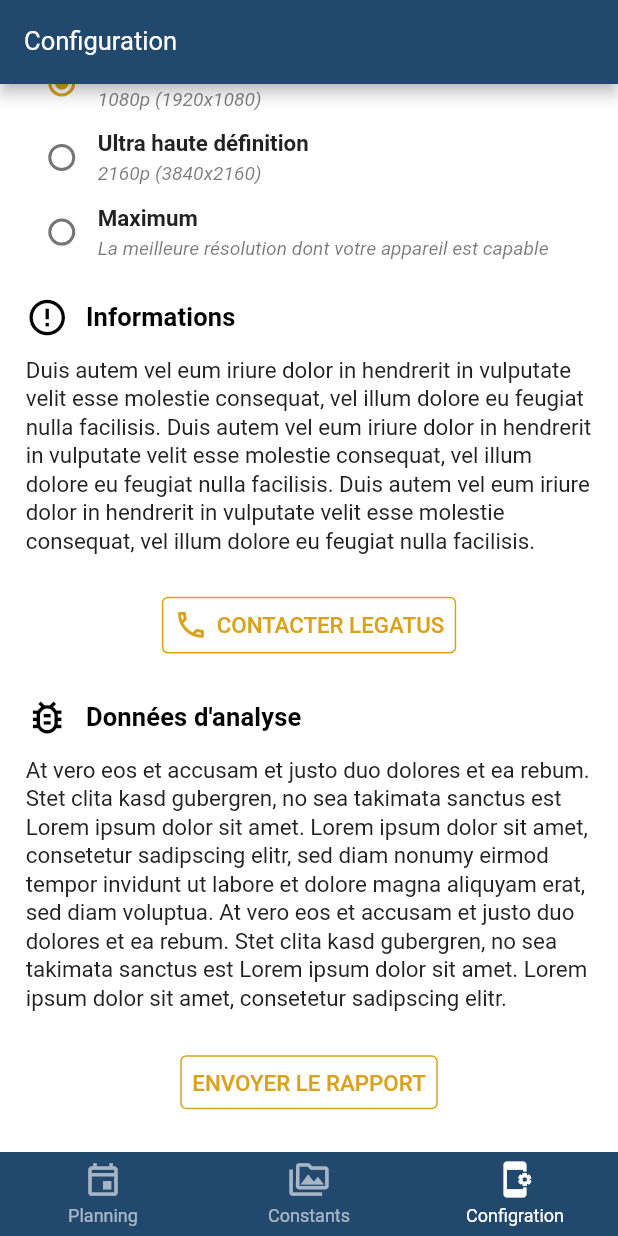
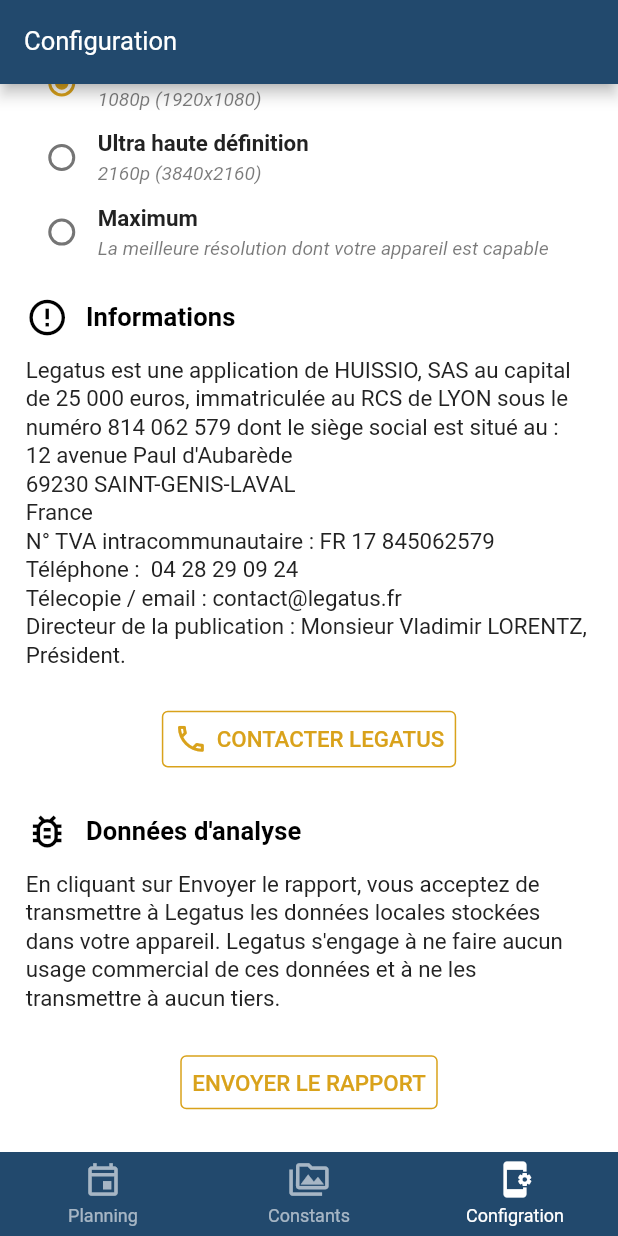
Before and after one commit to jason-moore92/2021-10-legatusapp, a Flutter app: the screen it shows after launch, item 3 of the bottom bar chosen, scrolled down 1489 dp, on a phone screen of 412 x 824 dp. Run offline on Flutter 3.47's test engine with Material 2 defaults, Android fonts, the light colour scheme and no system bars; drawn by our look-alikes of persistent_bottom_nav_bar; our stand-ins replace audioplayers, camera, device_info, easy_localization, equatable, extended_image and 15 more; missing offline and left inert: date_time_format, flutter_sound, http_interceptor, json_diff; accounts and stored records are empty.

Commit message:
2021-08-17

```diff
--- a/lib/ApiDataProviders/journal_api_provider.dart
+++ b/lib/ApiDataProviders/journal_api_provider.dart
@@ -13,13 +13,15 @@
 
     try {
       String url = AppConfig.apiBaseUrl + apiUrl;
+      var data = localMediaModel!.toJson();
+      print(data);
 
       var response = await http.post(
         Uri.parse(url),
         headers: {
           'Content-Type': 'application/json',
         },
-        body: json.encode({"email": email, "local_report": localMediaModel!.toJson()}),
+        body: json.encode({"email": email, "local_report": localMediaModel.toJson()}),
       );
       if (response.statusCode == 200) {
         return {
--- a/lib/ApiDataProviders/local_report_api_provider.dart
+++ b/lib/ApiDataProviders/local_report_api_provider.dart
@@ -112,7 +112,10 @@
             mediaModel.rank = i + 1;
           }
 
-          if (orderList.isNotEmpty && orderList.last["type"] == mediaModel.type && mediaModel.type == MediaType.picture) {
+          if (orderList.isNotEmpty &&
+              orderList.last["type"] == mediaModel.type &&
+              mediaModel.type == MediaType.picture &&
+              orderList.last["ranks"].length < 3) {
             orderList.last["ranks"].add(mediaModel.rank);
           } else {
             orderList.add({
--- a/lib/Assets/Langs/fr.json
+++ b/lib/Assets/Langs/fr.json
@@ -141,7 +141,7 @@
     "recipient_phone": "Mobile",
     "save": "Enregistrer",
     "createSuccess": "Constat créé avec succès",
-    "updateSuccess": "Rapport mis à jour avec succès",
+    "updateSuccess": "Constat mis à jour avec succès",
     "uploading": "Téléversement en cours..."
   },
   "LocalReportWidgetString": {
--- a/lib/Models/media_model.dart
+++ b/lib/Models/media_model.dart
@@ -19,6 +19,7 @@
   String? ext;
   int? size;
   String? path;
+  String? thumPath;
   int? duration;
   String? content;
   String? latitude;
@@ -36,6 +37,7 @@
     this.ext = "",
     this.size = -1,
     this.path = "",
+    this.thumPath = "",
     this.duration = 0,
     this.content = "",
     this.latitude = "",
@@ -55,6 +57,7 @@
       ext: map["extension"] ?? "",
       size: map["size"] ?? -1,
       path: map["path"] ?? "",
+      thumPath: map["thumPath"] ?? "",
       duration: map["duration"] ?? 0,
       content: map["content"] ?? "",
       latitude: map["latitude"] ?? "",
@@ -75,6 +78,7 @@
       "extension": ext ?? "",
       "size": size ?? -1,
       "path": path ?? "",
+      "thumPath": thumPath ?? "",
       "duration": duration ?? 0,
       "content": content ?? "",
       "latitude": latitude ?? "",
@@ -95,6 +99,7 @@
       ext: model.ext,
       size: model.size,
       path: model.path,
+      thumPath: model.thumPath,
       duration: model.duration,
       content: model.content,
       latitude: model.latitude,
@@ -115,6 +120,7 @@
         ext!,
         size!,
         path!,
+        thumPath!,
         duration!,
         content!,
         latitude!,
--- a/lib/Pages/BottomNavbar/bottom_navbar.dart
+++ b/lib/Pages/BottomNavbar/bottom_navbar.dart
@@ -70,9 +70,9 @@
       // ].request();
       bool camera = await Permission.camera.isGranted;
       if (!camera) await Permission.camera.request();
-      bool microphone = await Permission.camera.isGranted;
+      bool microphone = await Permission.microphone.isGranted;
       if (!microphone) await Permission.microphone.request();
-      bool storage = await Permission.camera.isGranted;
+      bool storage = await Permission.storage.isGranted;
       if (!storage) await Permission.storage.request();
       LocationPermission locationPermission = await Geolocator.checkPermission();
       if (locationPermission == LocationPermission.denied || locationPermission == LocationPermission.deniedForever) {
--- a/lib/Pages/Components/picture_media_widget.dart
+++ b/lib/Pages/Components/picture_media_widget.dart
@@ -105,7 +105,7 @@
                 child: ClipRRect(
                   borderRadius: BorderRadius.circular(heightDp! * 0),
                   child: Image.file(
-                    File(widget.mediaModel!.path!),
+                    widget.mediaModel!.thumPath != "" ? File(widget.mediaModel!.thumPath!) : File(widget.mediaModel!.path!),
                     width: picWidth,
                     height: picHeight,
                     fit: BoxFit.cover,
--- a/lib/Pages/ConfigurationPage/configuration_view.dart
+++ b/lib/Pages/ConfigurationPage/configuration_view.dart
@@ -1107,8 +1107,20 @@
           ],
         ),
         SizedBox(height: heightDp! * 10),
+        // Text(
+        //   LocaleKeys.ConfigurationPageString_infomation_desc.tr(),
+        //   style: Theme.of(context).textTheme.bodyText1,
+        // ),
+        // SizedBox(height: heightDp! * 5),
         Text(
-          LocaleKeys.ConfigurationPageString_infomation_desc.tr(),
+          "Legatus est une application de HUISSIO, SAS au capital de 25 000 euros, immatriculée au RCS de LYON sous le numéro 814 062 579 dont le siège social est situé au :"
+          "\n12 avenue Paul d'Aubarède"
+          "\n69230 SAINT-GENIS-LAVAL"
+          "\nFrance"
+          "\nN° TVA intracommunautaire : FR 17 845062579"
+          "\nTéléphone :  04 28 29 09 24"
+          "\nTélecopie / email : contact@legatus.fr"
+          "\nDirecteur de la publication : Monsieur Vladimir LORENTZ, Président.",
           style: Theme.of(context).textTheme.bodyText1,
         ),
         SizedBox(height: heightDp! * 20),
@@ -1145,8 +1157,13 @@
           ],
         ),
         SizedBox(height: heightDp! * 10),
+        // Text(
+        //   LocaleKeys.ConfigurationPageString_analyse_desc.tr(),
+        //   style: Theme.of(context).textTheme.bodyText1,
+        // ),
+        // SizedBox(height: heightDp! * 5),
         Text(
-          LocaleKeys.ConfigurationPageString_analyse_desc.tr(),
+          "En cliquant sur Envoyer le rapport, vous acceptez de transmettre à Legatus les données locales stockées dans votre appareil. Legatus s'engage à ne faire aucun usage commercial de ces données et à ne les transmettre à aucun tiers.",
           style: Theme.of(context).textTheme.bodyText1,
         ),
         SizedBox(height: heightDp! * 20),
--- a/lib/Pages/Dialogs/journal_panel_dialog.dart
+++ b/lib/Pages/Dialogs/journal_panel_dialog.dart
@@ -85,9 +85,9 @@
                               ),
                               SizedBox(height: heightDp * 15),
                               Text(
-                                LocaleKeys.JournalDialogString_content.tr(),
-                                style: Theme.of(context).textTheme.bodyText1!.copyWith(height: 1),
-                              ),
+                                  // LocaleKeys.JournalDialogString_content.tr(),
+                                  "Recevez gratuitement et instantanément une base de PV de constat au format Word, par email. Elle reprendra les informations du constat et la chronologie des constatations. En cliquant sur Recevoir une base de PV, vous acceptez de transmettre à Legatus les données locales de ce constat stockées dans votre appareil.",
+                                  style: Theme.of(context).textTheme.bodyText1!),
 
                               ///
                               SizedBox(height: heightDp * 20),
--- a/lib/Pages/PlanningListPage/planning_list_view.dart
+++ b/lib/Pages/PlanningListPage/planning_list_view.dart
@@ -154,7 +154,7 @@
         child: Column(
           mainAxisAlignment: MainAxisAlignment.center,
           children: [
-            Image.asset(AppAsssets.logoGreyImage, width: heightDp! * 130, height: heightDp! * 180, fit: BoxFit.cover),
+            Image.asset(AppAsssets.logoGreyImage, height: heightDp! * 180, fit: BoxFit.fitWidth),
             SizedBox(height: heightDp! * 20),
             Text(
               LocaleKeys.PlanningListPageString_login_description.tr(),
--- a/lib/Pages/ReportListPage/report_list_view.dart
+++ b/lib/Pages/ReportListPage/report_list_view.dart
@@ -150,6 +150,7 @@
     if (progressState == 2) {
       SuccessDialog.show(
         context,
+        text: "Constat supprimé de cet appareil avec succès.",
         callBack: () {
           _onRefresh();
         },
--- a/lib/Providers/AuthProvider/auth_provider.dart
+++ b/lib/Providers/AuthProvider/auth_provider.dart
@@ -133,7 +133,7 @@
 
     _authState = _authState.update(
       progressState: 2,
-      message: "Logout Success",
+      message: "Vous avez été déconnecté avec succès",
       description: "",
       statusCode: 200,
       loginState: LoginState.IsNotLogin,
--- a/lib/Providers/LocalMediaListProvider/local_media_list_provider.dart
+++ b/lib/Providers/LocalMediaListProvider/local_media_list_provider.dart
@@ -55,7 +55,8 @@
             List<MediaModel> list = [];
             for (var k = 0; k < _localMediaListState.localLocalReportModel!.orderList![index]["ranks"].length; k++) {
               int rank = _localMediaListState.localLocalReportModel!.orderList![index]["ranks"][k];
-              list.add(_localMediaListState.localLocalReportModel!.medias![rank - 1]);
+              MediaModel mediaModel = _localMediaListState.localLocalReportModel!.medias![rank - 1];
+              list.add(mediaModel);
             }
             localMediaListData.add(list);
           } else {
```
Also changed, not shown: lib/Pages/CameraPage/camera_view.dart (+17 -1 lines), lib/Pages/Components/note_media_widget.dart (+11 -10 lines), lib/Pages/ReportNewPage/new_report_view.dart (+45 -5 lines), lib/Pages/ReportPage/report_view.dart (+15 -4 lines), lib/Providers/LocalReportProvider/local_report_provider.dart (+8 -0 lines), lib/Assets/Images/logo-no-alpha.png, pubspec.lock, 22 other files.
